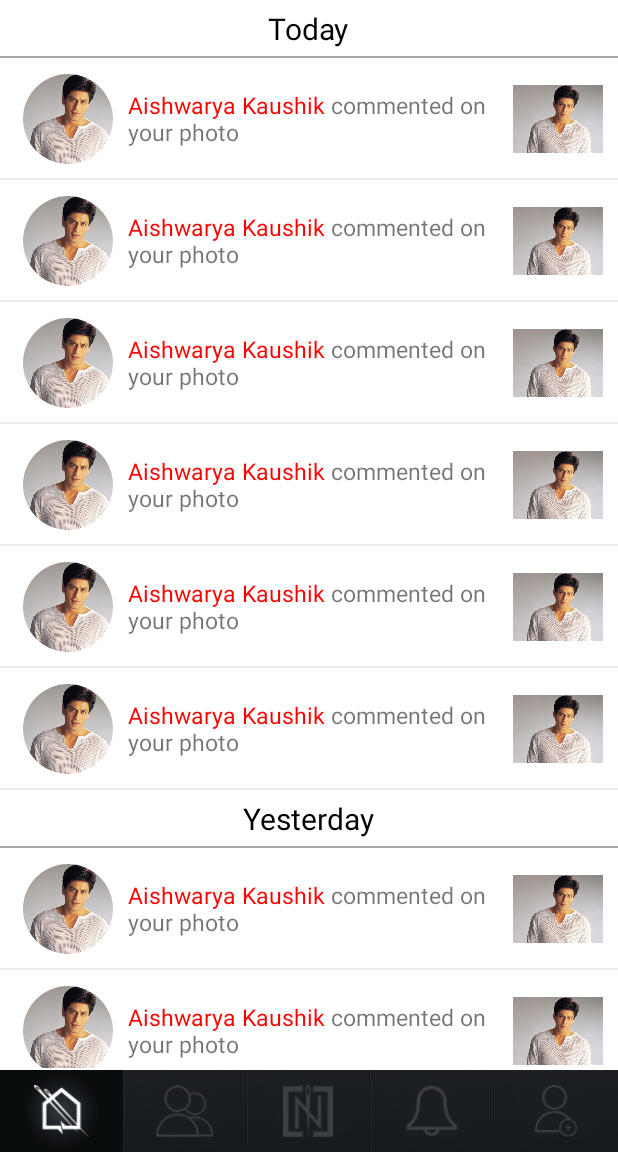
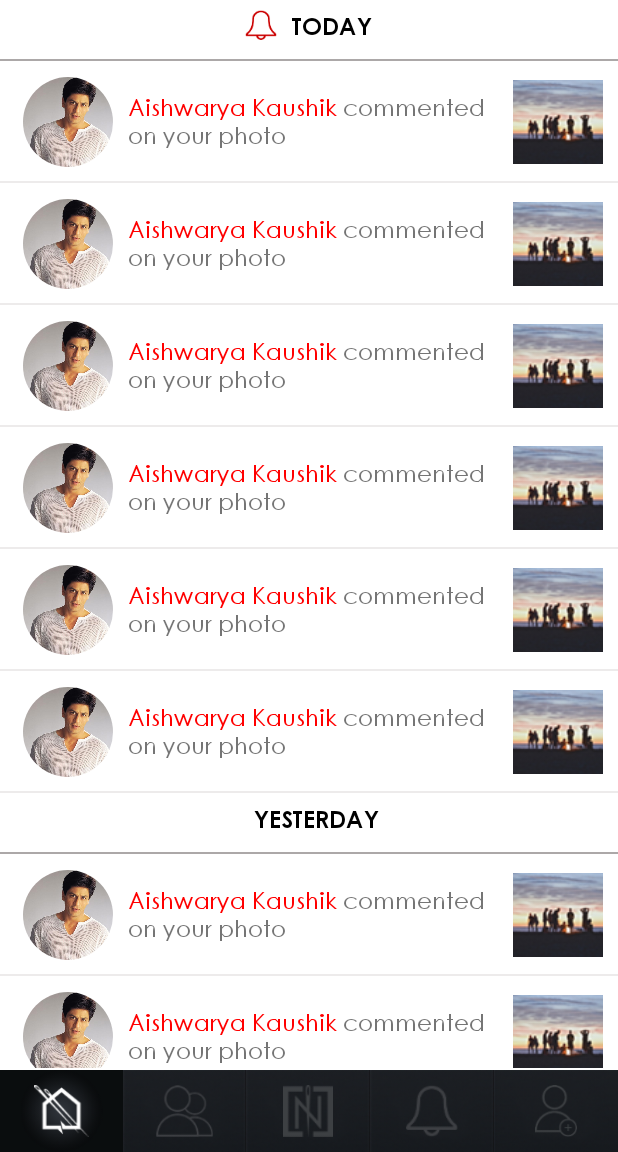
Before and after one commit to vikesh-jhajhria/KneedleApp, an Android app: the fragment NotificationFragment placed in its activity, on a phone screen of 412 x 824 dp, the part 84-1236 px from its top. Run offline under Robolectric (Android 15) with nearby library versions, the phone set to English and light mode, and no system bars; our stand-ins replace CircleImageView.

Commit message:
03/03/2017

```diff
--- a/app/src/main/java/com/kneedleapp/EditProfileActivity.java
+++ b/app/src/main/java/com/kneedleapp/EditProfileActivity.java
@@ -2,7 +2,6 @@ package com.kneedleapp;
 
 import android.os.Bundle;
 import android.support.v7.app.AppCompatActivity;
-import android.support.v7.widget.Toolbar;
 
 public class EditProfileActivity extends AppCompatActivity {
 
@@ -10,8 +9,6 @@ public class EditProfileActivity extends AppCompatActivity {
     protected void onCreate(Bundle savedInstanceState) {
         super.onCreate(savedInstanceState);
         setContentView(R.layout.activity_edit_profile);
-        Toolbar toolbar = (Toolbar) findViewById(R.id.toolbar);
-        setSupportActionBar(toolbar);
 
     }
 
--- a/app/src/main/java/com/kneedleapp/adapter/NotificationDataAdapter.java
+++ b/app/src/main/java/com/kneedleapp/adapter/NotificationDataAdapter.java
@@ -5,9 +5,12 @@ import android.support.v7.widget.RecyclerView;
 import android.view.LayoutInflater;
 import android.view.View;
 import android.view.ViewGroup;
+import android.widget.ImageView;
 import android.widget.TextView;
 
 import com.kneedleapp.R;
+import com.kneedleapp.utils.Config;
+import com.kneedleapp.utils.Utils;
 import com.kneedleapp.vo.NotificationItemVo;
 
 import java.util.ArrayList;
@@ -58,13 +61,19 @@ public class NotificationDataAdapter extends RecyclerView.Adapter<RecyclerView.V
 
             switch (obj.getmType()) {
                 case NotificationItemVo.DAY:
-
                     ((DayViewHolder) holder).mTvHeader.setText(obj.getmTvHeader());
-
+                    if(obj.getmTvHeader().equalsIgnoreCase("today")){
+                        ((DayViewHolder) holder).bell.setVisibility(View.VISIBLE);
+                    } else {
+                        ((DayViewHolder) holder).bell.setVisibility(View.GONE);
+                    }
+                    Utils.setTypeface(context, ((DayViewHolder) holder).mTvHeader , Config.CENTURY_GOTHIC_BOLD);
                     break;
 
                 case NotificationItemVo.NOTIFICATION:
                     ((NotificationDataViewHolder) holder).mTvNoti.setText(obj.getmTvNotiText());
+                    Utils.setTypeface(context, ((NotificationDataViewHolder) holder).mTvNoti , Config.CENTURY_GOTHIC_REGULAR);
+
                     break;
 
             }
@@ -97,10 +106,12 @@ public class NotificationDataAdapter extends RecyclerView.Adapter<RecyclerView.V
 
     public static class DayViewHolder extends RecyclerView.ViewHolder {
         private TextView mTvHeader;
+        private ImageView bell;
 
         public DayViewHolder(View itemView) {
             super(itemView);
             mTvHeader = (TextView) itemView.findViewById(R.id.txt_header);
+            bell = (ImageView) itemView.findViewById(R.id.img_bell);
 
         }
     }
@@ -112,6 +123,7 @@ public class NotificationDataAdapter extends RecyclerView.Adapter<RecyclerView.V
             super(itemView);
 
             mTvNoti = (TextView) itemView.findViewById(R.id.txt_notification);
+
         }
     }
 
--- a/app/src/main/res/layout/notification_item.xml
+++ b/app/src/main/res/layout/notification_item.xml
@@ -32,7 +32,7 @@
         android:layout_centerVertical="true"
         android:layout_marginLeft="@dimen/margin_10"
         android:layout_marginRight="@dimen/margin_10"
-        android:src="@drawable/shahrukhkhan" />
+        android:src="@drawable/dummy_notification" />
 
     <View
         android:layout_width="match_parent"
--- a/app/src/main/res/layout/notificationheader.xml
+++ b/app/src/main/res/layout/notificationheader.xml
@@ -3,21 +3,37 @@
     android:layout_width="match_parent"
     android:layout_height="wrap_content">
 
-    <TextView
-        android:id="@+id/txt_header"
-        android:layout_width="wrap_content"
+    <LinearLayout
+        android:id="@+id/ll"
+        android:layout_width="match_parent"
         android:layout_height="wrap_content"
-        android:layout_centerHorizontal="true"
-        android:layout_centerVertical="true"
-        android:text="Today"
-        android:textColor="#000000"
-        android:textSize="@dimen/margin_20" />
+        android:gravity="center"
+        android:padding="@dimen/margin_5"
+        android:orientation="horizontal">
+
+        <ImageView
+            android:id="@+id/img_bell"
+            android:layout_width="wrap_content"
+            android:layout_height="wrap_content"
+            android:src="@drawable/ic_notification"
+            android:visibility="gone"/>
+
+        <TextView
+            android:id="@+id/txt_header"
+            android:layout_width="wrap_content"
+            android:layout_height="wrap_content"
+            android:text="Today"
+            android:layout_marginLeft="@dimen/margin_10"
+            android:textColor="#000000"
+            android:textAllCaps="true"
+            android:textSize="@dimen/font_16" />
+    </LinearLayout>
 
     <View
         android:layout_width="match_parent"
         android:layout_height="@dimen/margin_1"
-        android:layout_below="@+id/txt_header"
-        android:layout_marginTop="@dimen/margin_10"
+        android:layout_below="@+id/ll"
+        android:layout_marginTop="@dimen/margin_5"
         android:background="#aca8a8" />
 
 
```
Also changed, not shown: app/src/main/res/drawable-xhdpi/ic_notification.png (added), app/src/main/res/drawable-xxxhdpi/dummy_notification.png (added), app/src/main/res/drawable-xxxhdpi/ic_notification.png (added).
